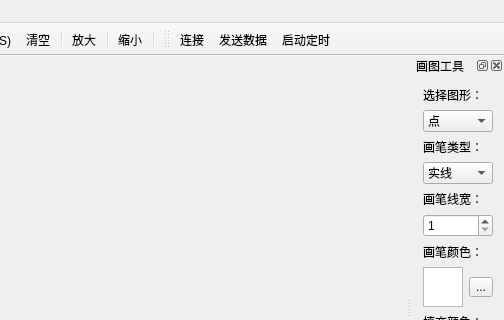
Old version of the form GIS_Project/mainwindow.ui in the repository WZhutian/GIS_Project; both pictures show x 296 to 800 and y 0 to 320 of the 800 by 580 pixel window.
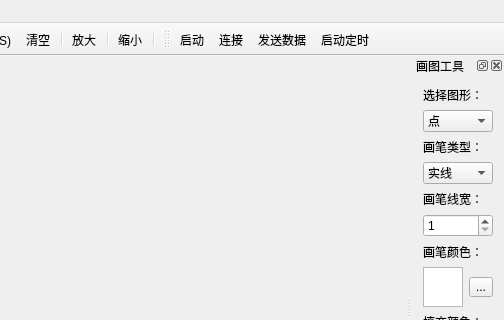
New version of the form. Icons and pictures are not drawn.

Commit message: mainwindow 修改

What changed in the file:
```diff
--- a/GIS_Project/mainwindow.ui
+++ b/GIS_Project/mainwindow.ui
@@ -79,6 +79,7 @@
    <attribute name="toolBarBreak">
     <bool>false</bool>
    </attribute>
+   <addaction name="action_Tcp_Server"/>
    <addaction name="action_Tcp_Connect"/>
    <addaction name="action_Tcp_Sent"/>
    <addaction name="action_Tcp_Time"/>
@@ -530,6 +531,14 @@
     <string>开始编辑</string>
    </property>
   </action>
+  <action name="action_Tcp_Server">
+   <property name="text">
+    <string>启动</string>
+   </property>
+   <property name="toolTip">
+    <string>&lt;html&gt;&lt;head/&gt;&lt;body&gt;&lt;p&gt;启动服务端&lt;/p&gt;&lt;/body&gt;&lt;/html&gt;</string>
+   </property>
+  </action>
  </widget>
  <layoutdefault spacing="6" margin="11"/>
  <resources>
```
The commit also changes 2 other files.
